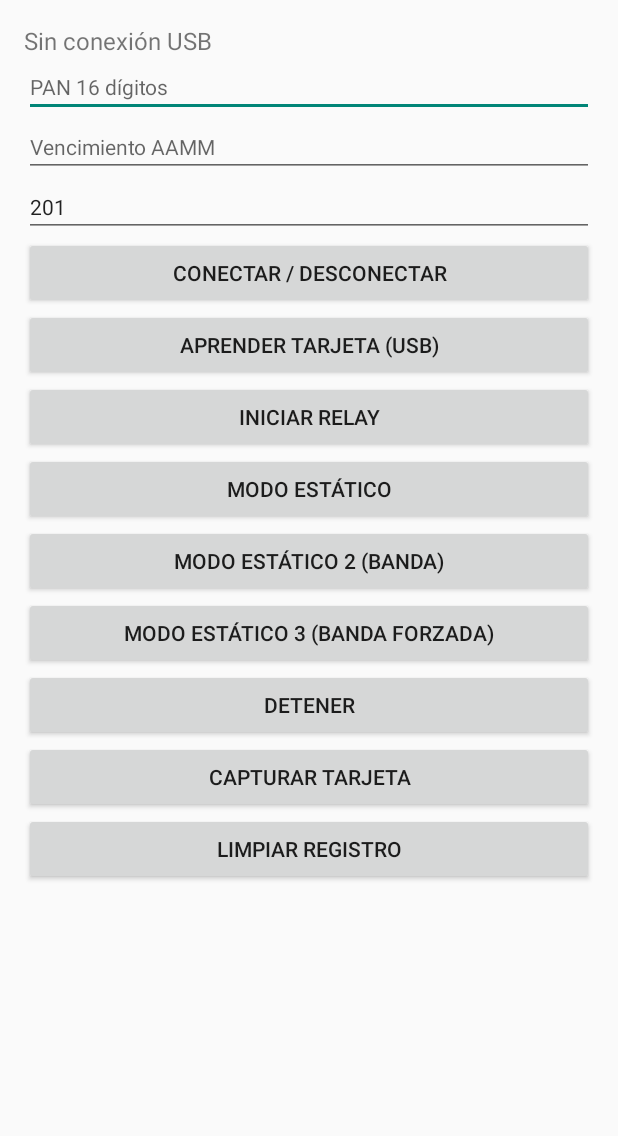
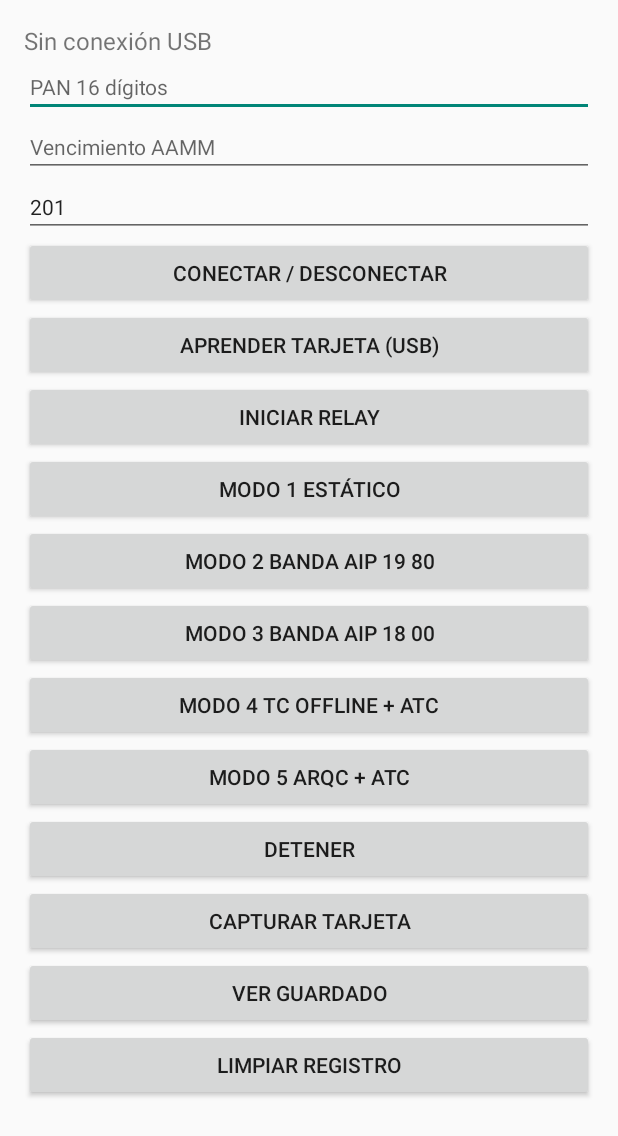
Before and after one commit to adriancorreacgcg/PN532-Android-USB, an Android app: the layout activity_main.xml on its own in the app's theme, with its tools: preview values and no code run, on a phone screen of 412 x 824 dp. Shown: the top 1136 px of the screen. Run offline under Robolectric (Android 15) with nearby library versions, the phone set to English and light mode, and no system bars.

Commit message:
Actualizar activity_main.xml

```diff
--- a/app/src/main/res/layout/activity_main.xml
+++ b/app/src/main/res/layout/activity_main.xml
@@ -66,19 +66,31 @@
             android:id="@+id/estaticoButton"
             android:layout_width="match_parent"
             android:layout_height="wrap_content"
-            android:text="Modo estático" />
+            android:text="Modo 1 estático" />
 
         <Button
             android:id="@+id/estatico2Button"
             android:layout_width="match_parent"
             android:layout_height="wrap_content"
-            android:text="Modo estático 2 (banda)" />
+            android:text="Modo 2 banda AIP 19 80" />
 
         <Button
             android:id="@+id/estatico3Button"
             android:layout_width="match_parent"
             android:layout_height="wrap_content"
-            android:text="Modo estático 3 (banda forzada)" />
+            android:text="Modo 3 banda AIP 18 00" />
+
+        <Button
+            android:id="@+id/estatico4Button"
+            android:layout_width="match_parent"
+            android:layout_height="wrap_content"
+            android:text="Modo 4 TC offline + ATC" />
+
+        <Button
+            android:id="@+id/estatico5Button"
+            android:layout_width="match_parent"
+            android:layout_height="wrap_content"
+            android:text="Modo 5 ARQC + ATC" />
 
         <Button
             android:id="@+id/stopButton"
@@ -91,6 +103,12 @@
             android:layout_width="match_parent"
             android:layout_height="wrap_content"
             android:text="Capturar tarjeta" />
+
+        <Button
+            android:id="@+id/volcarButton"
+            android:layout_width="match_parent"
+            android:layout_height="wrap_content"
+            android:text="Ver guardado" />
 
         <Button
             android:id="@+id/clearButton"
```
